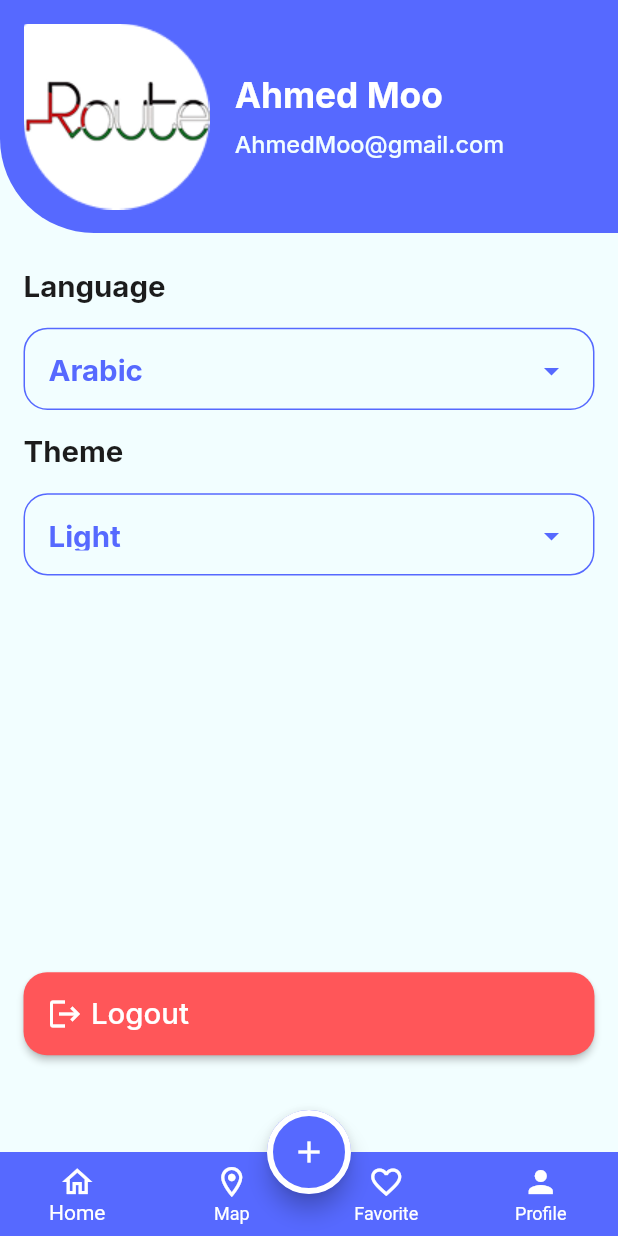
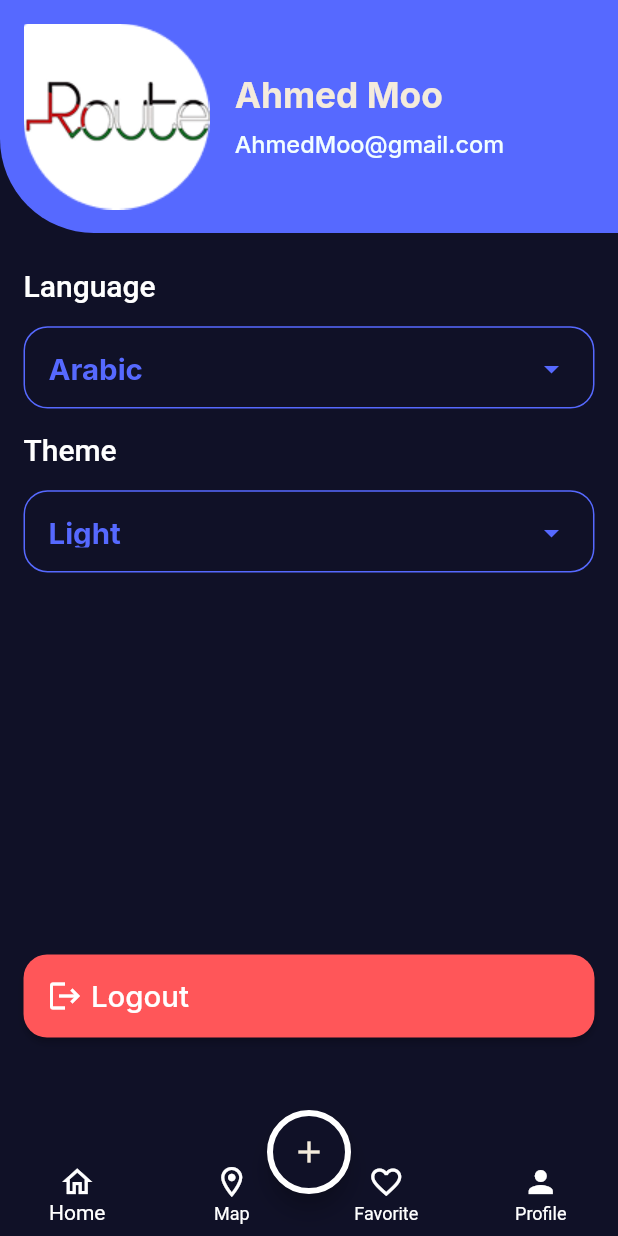
Before and after one commit to ahmedmohamed41/evently_app, a Flutter app: the screen it shows after launch, item 4 of the bottom bar chosen, on a phone screen of 412 x 824 dp. Run offline on Flutter 3.47's test engine with Material 3 defaults, Android fonts, the phone set to English and light mode, and no system bars; our stand-ins replace dots_indicator, flutter_screenutil, flutter_svg, google_fonts.

Commit message:
finish theme and Ui profile

```diff
--- a/lib/features/main_layout/profile/profile_tap.dart
+++ b/lib/features/main_layout/profile/profile_tap.dart
@@ -70,7 +70,7 @@ class ProfileTap extends StatelessWidget {
           menuItems: ['Light', 'Dark'],
         ),
         Padding(
-          padding: REdgeInsets.only(left: 16, right: 16, top: 270),
+          padding: REdgeInsets.only(left: 16, right: 16, top: 260),
           child: ElevatedButton(
             style: ElevatedButton.styleFrom(
               padding: REdgeInsets.all(16),
--- a/lib/main.dart
+++ b/lib/main.dart
@@ -21,7 +21,7 @@ class EventlyApp extends StatelessWidget {
         debugShowCheckedModeBanner: false,
         theme: ThemeManager.light,
         darkTheme: ThemeManager.dark,
-        themeMode: ThemeMode.light,
+        themeMode: ThemeMode.dark,
         onGenerateRoute: RoutesManager.router,
         initialRoute: AppRoutes.mainLayout,
       ),
```
